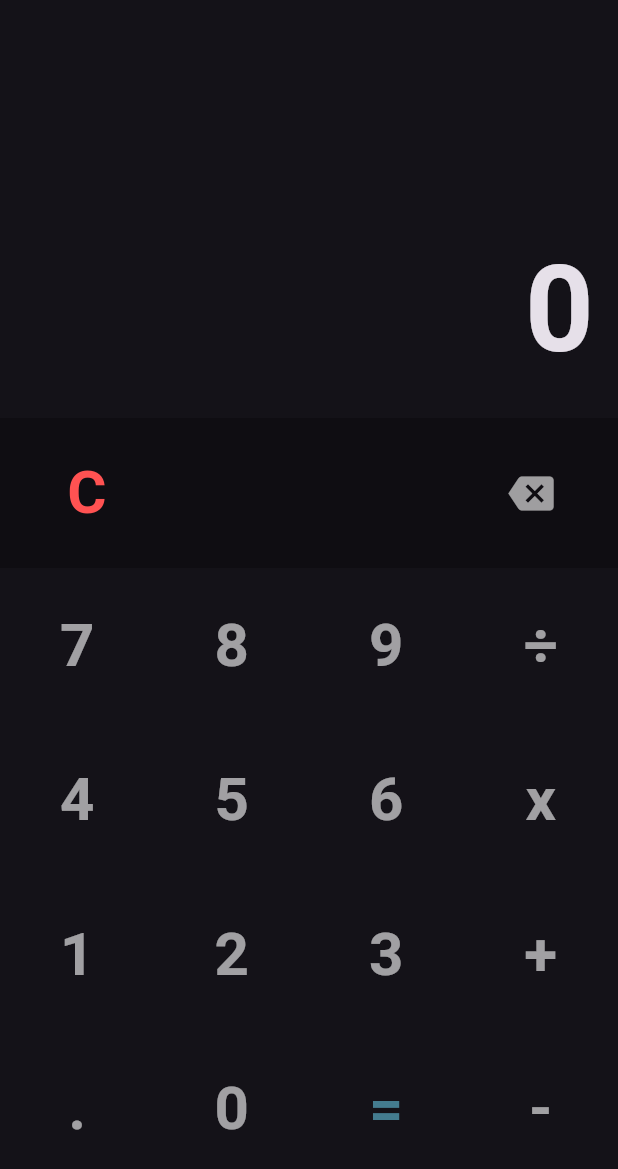
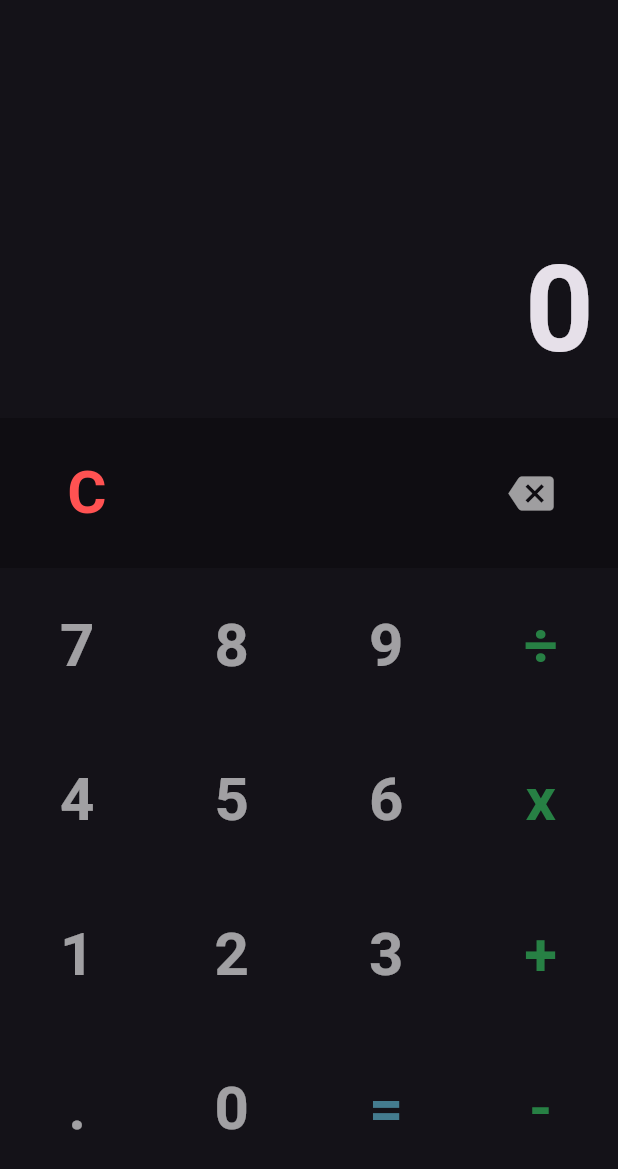
Before and after one commit to Sarthak-Malla/fcalc, a Flutter app: the screen it shows after launch, on a phone screen of 412 x 824 dp. Shown: the top 1169 px of the screen. Run offline on Flutter 3.47's test engine with Material 3 defaults, Android fonts, the light colour scheme and no system bars; our stand-ins replace decimal, math_expressions.

Commit message:
Colored operands + comments

```diff
--- a/lib/calculator.dart
+++ b/lib/calculator.dart
@@ -10,10 +10,14 @@ class Calculator extends StatefulWidget {
 }
 
 class _CalculatorState extends State<Calculator> {
+  // output displayed on the calculator screen
   String _output = "0";
 
+  // buffer to store the input expression
   final List<String> _buffer = [];
 
+  // buttons on the calculator
+  // these are ordered in a way that they will be displayed on the calculator
   final List<String> _buttons = [
     '7',
     '8',
@@ -34,9 +38,20 @@ class _CalculatorState extends State<Calculator> {
   ];
 
   Widget _buildButton(String buttonText, {VoidCallback? onPressed}) {
+    // set the color of the '=' button to a different color
     Color buttonColor = buttonText == '='
         ? const Color.fromARGB(237, 72, 132, 152)
         : Colors.white60;
+
+    // set the color of the operands to a different color
+    buttonColor = buttonText == '÷' ||
+            buttonText == 'x' ||
+            buttonText == '+' ||
+            buttonText == '-'
+        ? Color.fromARGB(236, 40, 137, 72)
+        : buttonColor;
+
+    // calculator button widget and styling
     return Row(
       children: <Widget>[
         Expanded(
@@ -61,15 +76,21 @@ class _CalculatorState extends State<Calculator> {
 
   void handleCalculation(String buttonText) {
     if (buttonText == 'C') {
+      // clear the screen
       setState(() {
         _buffer.clear();
         _output = "0";
       });
     } else if (buttonText == 'backspace') {
+      // Remove the last character from the buffer and screen
       setState(() {
         if (_buffer.isNotEmpty) {
           _buffer.removeLast();
         }
+
+        // two of the same if statement:
+        // when put in the same clause, results to a bug where an empty buffer
+        // cannot be joined
         if (_buffer.isNotEmpty) {
           _output = _buffer.join();
         } else {
@@ -77,15 +98,20 @@ class _CalculatorState extends State<Calculator> {
         }
       });
     } else if (buttonText == '=') {
+      // evaluate the expression
       String expression = _buffer.join();
       // replace the 'x' symbol with '*'
       expression = expression.replaceAll('x', '*');
       // replace the '÷' symbol with '/'
       expression = expression.replaceAll('÷', '/');
+
+      // checks if the expression is valid
       try {
         final Parser p = Parser();
         final Expression exp = p.parse(expression);
         final ContextModel cm = ContextModel();
+
+        // TODO: Use the Decimal class to handle floating point numbers
         Decimal eval =
             Decimal.parse(exp.evaluate(EvaluationType.REAL, cm).toString());
 
@@ -93,7 +119,7 @@ class _CalculatorState extends State<Calculator> {
           // check if the result is an integer
           _output = eval % Decimal.one == Decimal.zero
               ? eval.toStringAsFixed(0)
-              : eval.toStringAsFixed(6);
+              : eval.toString();
           _buffer.clear();
 
           // TODO: Allow continuous calculations
@@ -102,12 +128,14 @@ class _CalculatorState extends State<Calculator> {
           // _buffer.add(_output);
         });
       } catch (e) {
+        // display an error message
         setState(() {
           _output = "Error";
           _buffer.clear();
         });
       }
     } else {
+      // add the button text to the buffer which will be displayed on the screen
       setState(() {
         _buffer.add(buttonText);
         _output = _buffer.join();
@@ -119,20 +147,19 @@ class _CalculatorState extends State<Calculator> {
   Widget build(BuildContext context) {
     return Column(
       children: <Widget>[
-        // Display
+        // Display / Screen
         Expanded(
           child: Padding(
             padding: const EdgeInsets.all(16.0),
             child: Container(
               alignment: Alignment.bottomRight,
               child: FittedBox(
+                // to make the text fit the screen
                 fit: BoxFit.scaleDown,
-                // padding:
-                //     const EdgeInsets.symmetric(horizontal: 12.0, vertical: 24.0),
                 child: Text(
                   _output,
                   style: const TextStyle(
-                    fontSize: 80.0,
+                    fontSize: 80.0, // starting size
                     fontWeight: FontWeight.bold,
                   ),
                 ),
@@ -141,8 +168,9 @@ class _CalculatorState extends State<Calculator> {
           ),
         ),
 
+        // Clear and Backspace buttons
         Container(
-            color: Colors.black26,
+            color: Colors.black26, // acts as a divider
             height: 100,
             width: double.infinity,
             padding: const EdgeInsetsDirectional.only(start: 8.0, end: 8.0),
@@ -150,8 +178,10 @@ class _CalculatorState extends State<Calculator> {
               mainAxisAlignment: MainAxisAlignment.spaceBetween,
               children: <Widget>[
                 SizedBox(
+                  // control the width of the button
                   width: 100,
                   child: TextButton(
+                    // clear button
                     onPressed: () {
                       handleCalculation('C');
                     },
@@ -168,6 +198,7 @@ class _CalculatorState extends State<Calculator> {
                 SizedBox(
                   width: 100,
                   child: IconButton(
+                    // backspace button
                     onPressed: () {
                       handleCalculation('backspace');
                     },
@@ -183,10 +214,11 @@ class _CalculatorState extends State<Calculator> {
 
         // Keyboard
         Expanded(
-          flex: 2,
+          flex: 2, // to make the keyboard take up more space
           child: GridView.count(
+            // to display the buttons in a grid
             crossAxisCount: 4,
-            children: _buttons
+            children: _buttons // create the buttons
                 .map((buttonText) => _buildButton(
                       buttonText,
                       onPressed: () {
--- a/lib/main.dart
+++ b/lib/main.dart
@@ -31,6 +31,7 @@
   Widget build(BuildContext context) {
     return Scaffold(
       appBar: AppBar(),
+      // has our calculator widget
       body: const Calculator(),
     );
   }
```
